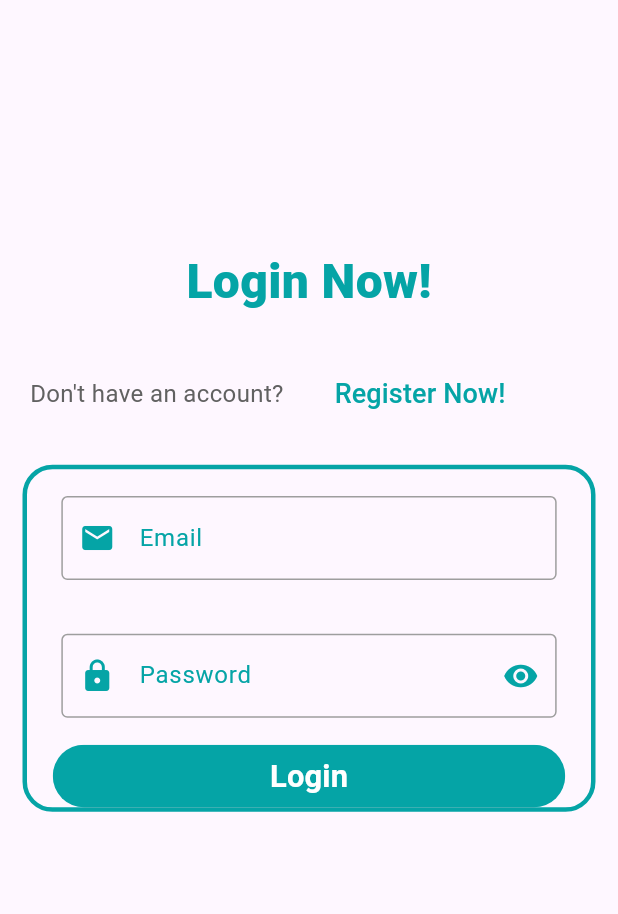
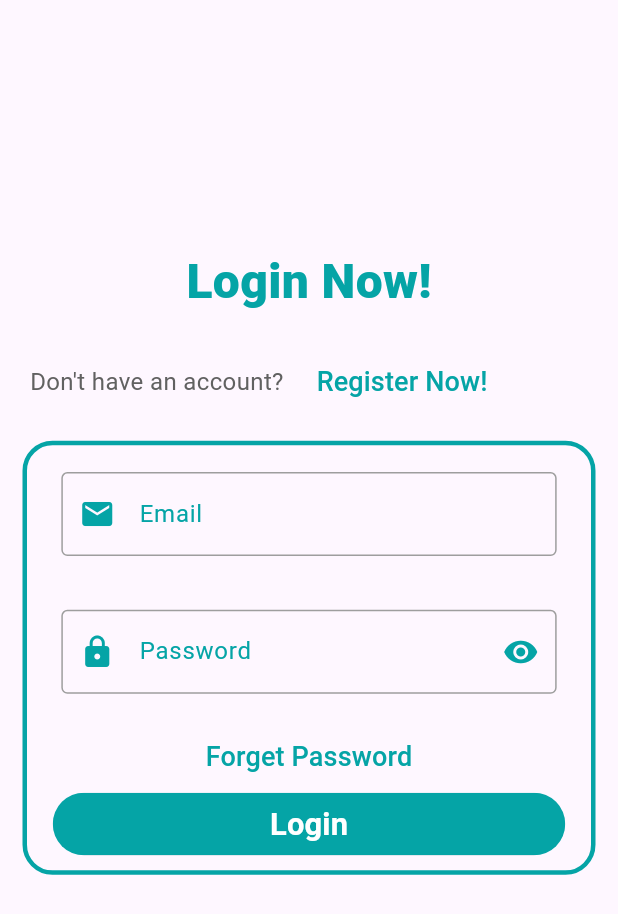
Before and after one commit to iMohamedAhmed195/fix, a Flutter app: the screen it shows after launch, on a phone screen of 412 x 824 dp. Shown: the top 914 px of the screen. Run offline on Flutter 3.47's test engine with Material 3 defaults, Android fonts, the light colour scheme and no system bars; our stand-ins replace conditional_builder_null_safety, dartz, dio, equatable, flutter_bloc, flutter_screenutil and 5 more; accounts and stored records are empty.

Commit message:
app done

```diff
--- a/lib/feature/login_feature/presentation/view/widget/container_of_text_field_for_login.dart
+++ b/lib/feature/login_feature/presentation/view/widget/container_of_text_field_for_login.dart
@@ -2,11 +2,13 @@ import 'package:fix/core/services/services_locator.dart';
 import 'package:fix/core/services/show_toast.dart';
 import 'package:fix/core/utils/constants/colors.dart';
 import 'package:fix/core/utils/constants/strings.dart';
+import 'package:fix/core/utils/go_routes/route_names.dart';
 import 'package:fix/core/widget_components/custom_button.dart';
 import 'package:fix/core/widget_components/custom_text_form_field.dart';
 import 'package:fix/feature/login_feature/presentation/controller/login_cubit.dart';
 import 'package:flutter/material.dart';
 import 'package:flutter_bloc/flutter_bloc.dart';
+import 'package:go_router/go_router.dart';
 
 
 class ContainerOfTextField extends StatelessWidget {
@@ -72,6 +74,19 @@ class ContainerOfTextField extends StatelessWidget {
                       inputType: TextInputType.visiblePassword,
                       iconSuffix: Icons.remove_red_eye,
                     ),
+                    TextButton(
+                      onPressed: () {
+                        GoRouter.of(context).push(AppRouter.kForgetPassword);
+                      },
+                      child: const Text('Forget Password',
+                          style: TextStyle(
+                            fontSize: 18,
+                            fontWeight: FontWeight.w500,
+                            color: Styles.kPrimaryColor,
+                          )),
+
+                    ),
+
                     CustomButton(
                       buttonName: 'Login',
                       function: () {
@@ -79,7 +94,8 @@ class ContainerOfTextField extends StatelessWidget {
                           sl<LoginCubit>().logInApp();
                         }
                       },
-                    )
+                    ),
+                    const SizedBox(height: 10,),
                   ],
                 ),
               ),
--- a/lib/feature/login_feature/presentation/view/widget/login_view_body.dart
+++ b/lib/feature/login_feature/presentation/view/widget/login_view_body.dart
@@ -10,7 +10,8 @@ class LoginViewBody extends StatelessWidget {
 
   @override
   Widget build(BuildContext context) {
-    return SizedBox(
+    return SingleChildScrollView(
+      child: SizedBox(
           width: double.infinity,
           child: Column(
             children: [
@@ -36,20 +37,22 @@ class LoginViewBody extends StatelessWidget {
                         onPressed: () {
                           GoRouter.of(context).push(AppRouter.kRegister);
                         },
-                      child: TextButton(
                           child: const Text('Register Now!',
                               style: TextStyle(
                                 fontSize: 18,
                                 fontWeight: FontWeight.w500,
                                 color: Styles.kPrimaryColor,
                               )),
-                        onPressed: () {},
-                      ))
+
+                        ),
+
+
                   ],
                 ),
               ),
               const ContainerOfTextField()
             ],
-        ));
+          )),
+    );
   }
 }
--- a/lib/feature/verification_features/choose_email_phone_feature/presentation/view/choose_view.dart
+++ b/lib/feature/verification_features/choose_email_phone_feature/presentation/view/choose_view.dart
@@ -6,7 +6,7 @@ class ChooseView extends StatelessWidget {
 
   @override
   Widget build(BuildContext context) {
-    return const Scaffold(
+    return Scaffold(
       body: SafeArea(child: ChooseViewBody()),
     );
   }
```
Also changed, not shown: lib/feature/verification_features/choose_email_phone_feature/presentation/view/widget/choose_view_body.dart (+26 -8 lines), lib/feature/verification_features/forget_password_feature/presentation/view/widget/forget_password_view_body.dart (+6 -1 lines), lib/feature/verification_features/new_password_feature/presentation/view/widget/new_password_view_body.dart (+9 -2 lines). Lines whose indentation alone changed are shown as unchanged.
